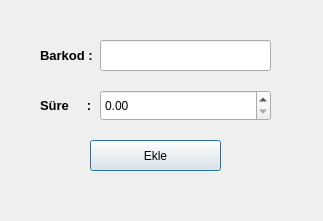
Qt form parca_ekle.ui (alihsan-tsdln/Businness-Chart) before a commit.
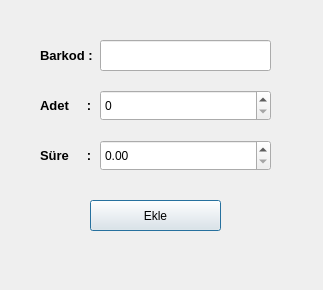
The same form after that commit.

Patch:
```diff
--- a/parca_ekle.ui
+++ b/parca_ekle.ui
@@ -7,7 +7,7 @@
     <x>0</x>
     <y>0</y>
     <width>323</width>
-    <height>221</height>
+    <height>290</height>
    </rect>
   </property>
   <property name="windowTitle">
@@ -58,14 +58,14 @@
     </font>
    </property>
    <property name="text">
-    <string>Süre     :  </string>
+    <string>Adet     :  </string>
    </property>
   </widget>
   <widget class="QDoubleSpinBox" name="doubleSpinBox">
    <property name="geometry">
     <rect>
      <x>100</x>
-     <y>90</y>
+     <y>140</y>
      <width>171</width>
      <height>31</height>
     </rect>
@@ -78,7 +78,7 @@
    <property name="geometry">
     <rect>
      <x>90</x>
-     <y>140</y>
+     <y>200</y>
      <width>131</width>
      <height>31</height>
     </rect>
@@ -87,6 +87,35 @@
     <string>Ekle</string>
    </property>
   </widget>
+  <widget class="QLabel" name="label_3">
+   <property name="geometry">
+    <rect>
+     <x>40</x>
+     <y>140</y>
+     <width>61</width>
+     <height>31</height>
+    </rect>
+   </property>
+   <property name="font">
+    <font>
+     <pointsize>10</pointsize>
+     <bold>true</bold>
+    </font>
+   </property>
+   <property name="text">
+    <string>Süre     :  </string>
+   </property>
+  </widget>
+  <widget class="QSpinBox" name="spinBox">
+   <property name="geometry">
+    <rect>
+     <x>100</x>
+     <y>90</y>
+     <width>171</width>
+     <height>31</height>
+    </rect>
+   </property>
+  </widget>
  </widget>
  <resources/>
  <connections/>
```
